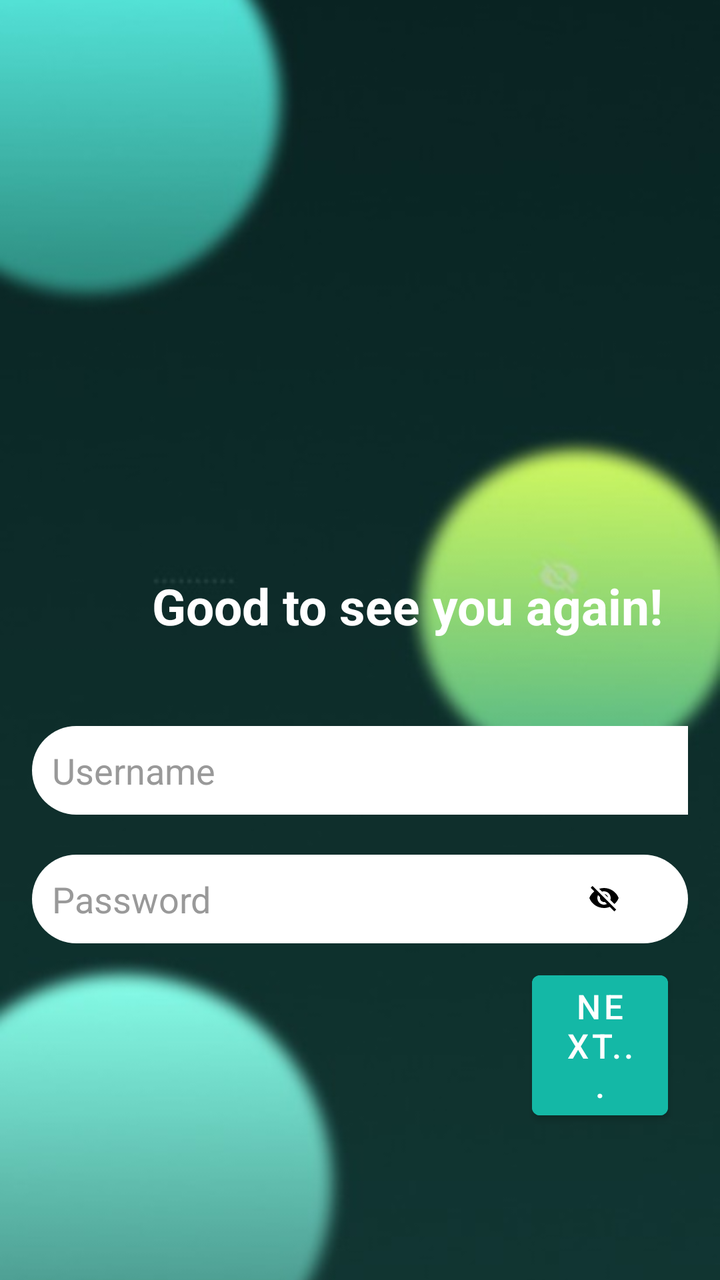
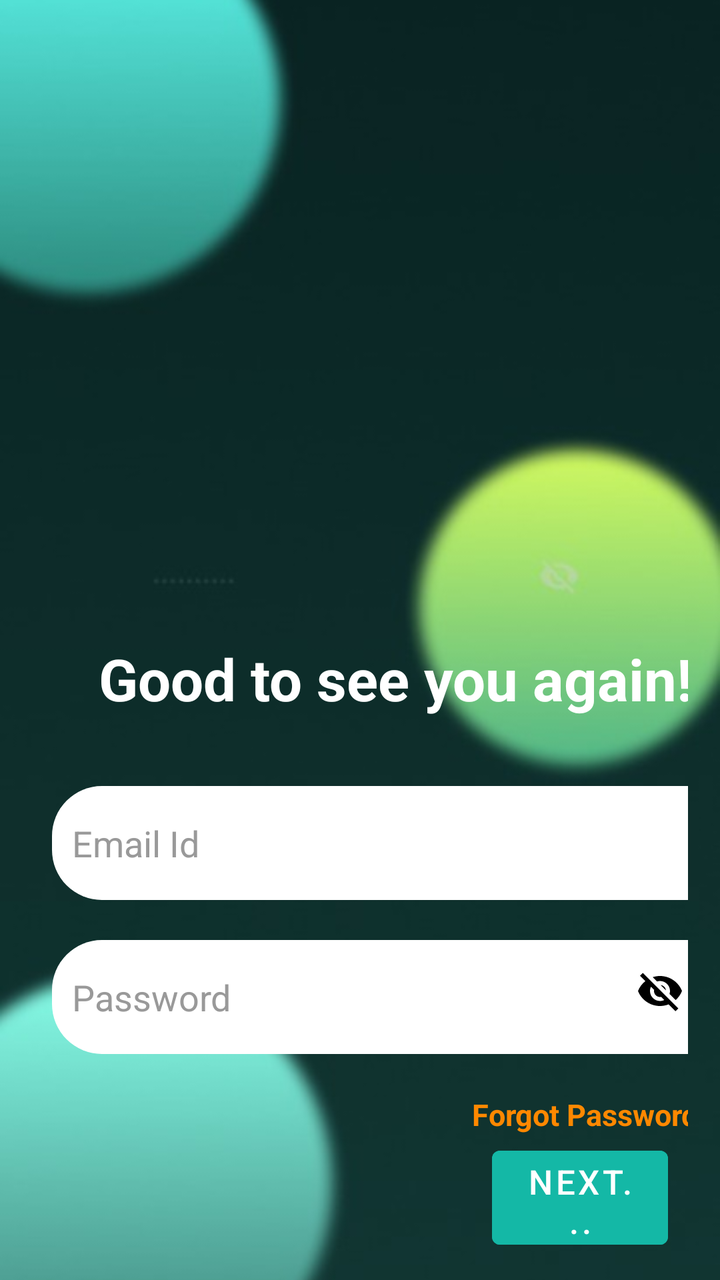

Compare the two renders of this Android layout. The source of the first and the diff that turns it into the second are given below.
<!-- AndroidManifest.xml: application theme Theme.Project5 -->
<!-- res/layout/loginpage.xml -->
<?xml version="1.0" encoding="utf-8"?>
<FrameLayout
    xmlns:android="http://schemas.android.com/apk/res/android"
    xmlns:app="http://schemas.android.com/apk/res-auto"
    xmlns:tools="http://schemas.android.com/tools"

    android:layout_width="match_parent"
    android:layout_height="match_parent">

    <ImageView
        android:layout_width="match_parent"
        android:layout_height="match_parent"
        android:src="@drawable/homepage"
        android:scaleType="centerCrop" />

    <LinearLayout
        android:orientation="vertical"
        android:padding="16dp"
        android:layout_width="match_parent"
        android:layout_height="match_parent">


        <TextView
            android:id="@+id/textView4"
            android:layout_width="367dp"
            android:layout_height="37dp"
            android:layout_marginTop="270dp"
            android:layout_marginBottom="40dp"
            android:paddingStart="60dp"
            android:text="Good to see you again! "
            android:textColor="@color/white"
            android:textSize="25sp"
            android:textStyle="bold"
            tools:layout_editor_absoluteX="55dp"
            tools:layout_editor_absoluteY="164dp" />

        <EditText
            android:id="@+id/etusername"
            android:layout_width="355dp"
            android:layout_height="wrap_content"
            android:layout_marginBottom="20dp"
            android:background="@drawable/mainxml"
            android:hint="Username"
            android:textColorHint="#999"
            android:textColor="@color/black"
            tools:layout_editor_absoluteX="23dp"
            tools:layout_editor_absoluteY="352dp" />


        <RelativeLayout
            android:layout_width="match_parent"
            android:layout_height="wrap_content">

            <EditText
                android:id="@+id/etPassword"
                android:layout_width="355dp"
                android:layout_height="wrap_content"
                android:layout_marginBottom="10dp"
                android:background="@drawable/mainxml"
                android:hint="Password"

                android:textColor="@color/black"
                android:textColorHint="#999"
                tools:layout_editor_absoluteX="22dp"
                tools:layout_editor_absoluteY="416dp" />


            <ImageView
                android:id="@+id/ivTogglePassword"
                android:layout_width="24dp"
                android:layout_height="24dp"
                android:layout_alignParentEnd="true"
                android:layout_marginTop="10dp"
                android:layout_marginEnd="30dp"
                android:contentDescription="Toggle password"
                android:padding="4dp"
                android:src="@drawable/ic_eyeclosed"
                app:tint="@android:color/black" />
        </RelativeLayout>




    <Button
        android:id="@+id/btnNext"
        android:layout_width="wrap_content"
        android:layout_height="wrap_content"
        android:layout_marginLeft="250dp"
        android:layout_marginRight="10dp"
        android:backgroundTint="#14B8A6"
        android:textColor="#FFFFFF"
        android:text="Next..."
        android:textSize="17dp"
        tools:layout_editor_absoluteX="292dp"
        tools:layout_editor_absoluteY="565dp" />


</LinearLayout>
</FrameLayout>
<!-- resources referenced by this layout -->
<resources>
  <color name="black">#FF000000</color>
  <color name="white">#FFFFFFFF</color>
  <!-- drawable homepage: jpeg bitmap (drawable, 15478 bytes) -->
  <!-- drawable ic_eyeclosed (drawable) -->
  <vector xmlns:android="http://schemas.android.com/apk/res/android" android:height="24dp" android:tint="#000000" android:viewportHeight="24" android:viewportWidth="24" android:width="24dp">
        
      <path android:fillColor="@android:color/white" android:pathData="M12,6.5c2.76,0 5,2.24 5,5 0,0.51 -0.1,1 -0.24,1.46l3.06,3.06c1.39,-1.23 2.49,-2.77 3.18,-4.53C21.27,7.11 17,4 12,4c-1.27,0 -2.49,0.2 -3.64,0.57l2.17,2.17c0.47,-0.14 0.96,-0.24 1.47,-0.24zM3.42,2.45L2.01,3.87l2.68,2.68C3.06,7.83 1.77,9.53 1,11.5 2.73,15.89 7,19 12,19c1.52,0 2.97,-0.3 4.31,-0.82l3.43,3.43 1.41,-1.41L3.42,2.45zM12,16.5c-2.76,0 -5,-2.24 -5,-5 0,-0.77 0.18,-1.5 0.49,-2.14l1.57,1.57c-0.03,0.18 -0.06,0.37 -0.06,0.57 0,1.66 1.34,3 3,3 0.2,0 0.38,-0.03 0.57,-0.07L14.14,16c-0.65,0.32 -1.37,0.5 -2.14,0.5zM14.97,11.17c-0.15,-1.4 -1.25,-2.49 -2.64,-2.64l2.64,2.64z"/>
      
  </vector>
  <!-- drawable mainxml (drawable) -->
  <shape xmlns:android="http://schemas.android.com/apk/res/android"
      android:shape="rectangle">
      <solid android:color="#FFFFFF" />
      <corners android:radius="25dp" />
      <padding android:left="10dp"
  
          android:top="10dp"
          android:right="10dp"
          android:bottom="10dp"/>
  </shape>
  <style name="Theme.Project5" parent="Base.Theme.Project5" />
  <style name="Base.Theme.Project5" parent="Theme.MaterialComponents.DayNight.NoActionBar">
          <item name="colorSecondary">#2196F3</item>
          <item name="colorControlActivated">#2196F3</item>
          <item name="colorOnSurface">#2196F3</item>
          
  
          
      </style>
</resources>

<!-- the commit's change to res/layout/loginpage.xml (unified diff, before → after) -->
@@ -22,78 +22,108 @@
 
         <TextView
             android:id="@+id/textView4"
-            android:layout_width="367dp"
-            android:layout_height="37dp"
-            android:layout_marginTop="270dp"
-            android:layout_marginBottom="40dp"
-            android:paddingStart="60dp"
+            android:layout_width="371dp"
+            android:layout_height="47dp"
+            android:layout_marginTop="300dp"
+            android:layout_marginBottom="30dp"
+            android:gravity="center"
             android:text="Good to see you again! "
             android:textColor="@color/white"
-            android:textSize="25sp"
+            android:textSize="29sp"
             android:textStyle="bold"
             tools:layout_editor_absoluteX="55dp"
             tools:layout_editor_absoluteY="164dp" />
 
         <EditText
-            android:id="@+id/etusername"
-            android:layout_width="355dp"
-            android:layout_height="wrap_content"
+            android:id="@+id/etemail"
+            android:layout_width="343dp"
+            android:layout_height="57dp"
+            android:layout_marginLeft="10dp"
             android:layout_marginBottom="20dp"
             android:background="@drawable/mainxml"
-            android:hint="Username"
+            android:hint="Email Id"
+            android:textColor="@color/black"
             android:textColorHint="#999"
-            android:textColor="@color/black"
             tools:layout_editor_absoluteX="23dp"
             tools:layout_editor_absoluteY="352dp" />
 
 
         <RelativeLayout
-            android:layout_width="match_parent"
-            android:layout_height="wrap_content">
+            android:layout_width="353dp"
+            android:layout_height="77dp">
+
 
             <EditText
                 android:id="@+id/etPassword"
                 android:layout_width="355dp"
-                android:layout_height="wrap_content"
-                android:layout_marginBottom="10dp"
+                android:layout_height="57dp"
+                android:layout_marginLeft="10dp"
+                android:layout_marginBottom="20dp"
                 android:background="@drawable/mainxml"
                 android:hint="Password"
-
                 android:textColor="@color/black"
                 android:textColorHint="#999"
                 tools:layout_editor_absoluteX="22dp"
                 tools:layout_editor_absoluteY="416dp" />
 
-
             <ImageView
                 android:id="@+id/ivTogglePassword"
-                android:layout_width="24dp"
-                android:layout_height="24dp"
+                android:layout_width="wrap_content"
+                android:layout_height="wrap_content"
                 android:layout_alignParentEnd="true"
                 android:layout_marginTop="10dp"
-                android:layout_marginEnd="30dp"
+                android:layout_marginEnd="23dp"
                 android:contentDescription="Toggle password"
                 android:padding="4dp"
                 android:src="@drawable/ic_eyeclosed"
                 app:tint="@android:color/black" />
         </RelativeLayout>
 
+        <TextView
+            android:layout_width="356dp"
+            android:id="@+id/forgot"
+            android:layout_height="wrap_content"
+            android:text="Forgot Password"
+            android:textStyle="bold"
+            android:textSize="15sp"
+            android:paddingStart="220sp"
+            android:textColor="@android:color/holo_orange_dark"/>
+        <Button
+            android:id="@+id/btnNext"
+            android:layout_width="wrap_content"
+            android:layout_height="59dp"
+            android:layout_marginLeft="230dp"
+            android:layout_marginRight="10dp"
+            android:backgroundTint="#14B8A6"
+            android:text="Next..."
+            android:layout_marginTop="2dp"
+            android:textColor="#FFFFFF"
+            android:textSize="17dp"
+            tools:layout_editor_absoluteX="292dp"
+            tools:layout_editor_absoluteY="565dp" />
 
+        <LinearLayout
+            android:layout_width="wrap_content"
+            android:layout_height="wrap_content"
+            android:gravity="center"
+            android:layout_marginLeft="50dp"
+android:layout_marginTop="30dp"
+            android:orientation="horizontal">
+            <TextView
+                android:layout_width="match_parent"
+                android:textColor="@color/white"
+                android:textSize="20sp"
+                android:layout_height="wrap_content"
+                android:text="Don't have an account? "/>
+            <TextView
+                android:layout_width="match_parent"
+                android:layout_height="wrap_content"
+                android:text="SignUp "
+                android:id="@+id/signup"
+                android:textSize="18sp"
+                android:textStyle="bold"
+                android:textColor="@android:color/holo_orange_dark"/>
 
-
-    <Button
-        android:id="@+id/btnNext"
-        android:layout_width="wrap_content"
-        android:layout_height="wrap_content"
-        android:layout_marginLeft="250dp"
-        android:layout_marginRight="10dp"
-        android:backgroundTint="#14B8A6"
-        android:textColor="#FFFFFF"
-        android:text="Next..."
-        android:textSize="17dp"
-        tools:layout_editor_absoluteX="292dp"
-        tools:layout_editor_absoluteY="565dp" />
-
-
+        </LinearLayout>
 </LinearLayout>
 </FrameLayout>
